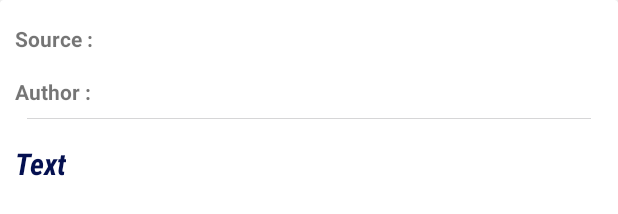
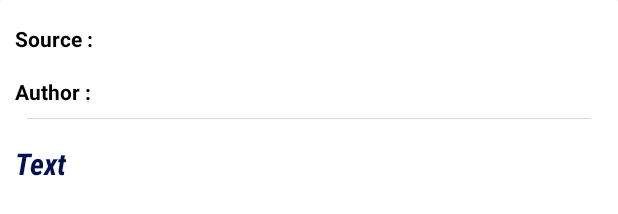
Before and after one commit to Sagnik-Das-03/News24x7, an Android app: the layout news_item.xml on its own in the app's theme, with its tools: preview values and no code run, on a phone screen of 412 x 824 dp. Shown: the top 214 px of the screen. Run offline under Robolectric (Android 15) with nearby library versions, the phone set to English and light mode, and no system bars; plain views replace NeumorphCardView.

```diff
--- a/app/src/main/res/layout/news_item.xml
+++ b/app/src/main/res/layout/news_item.xml
@@ -14,13 +14,14 @@
         app:layout_constraintEnd_toEndOf="parent"
         app:layout_constraintStart_toStartOf="parent"
         app:layout_constraintTop_toTopOf="parent"
-        app:neumorph_shadowColorDark="#99887E7E"
-        app:neumorph_shadowColorLight="#33828485"
+        app:neumorph_shadowColorDark="@color/shadowd"
+        app:neumorph_shadowColorLight="@color/shadowl"
         app:neumorph_shapeType="flat">
 
         <androidx.constraintlayout.widget.ConstraintLayout
             android:layout_width="match_parent"
             android:layout_height="match_parent"
+            android:background="@color/bgNews"
             app:layout_constraintBottom_toBottomOf="@id/news_card"
             app:layout_constraintEnd_toEndOf="@id/news_card"
             app:layout_constraintHorizontal_bias="0.0"
@@ -36,6 +37,7 @@
                 android:paddingStart="10dp"
                 android:paddingEnd="5dp"
                 android:text="@string/Source"
+                android:textColor="@color/tvColor"
                 android:textStyle="bold"
                 app:layout_constraintStart_toStartOf="parent"
                 app:layout_constraintTop_toTopOf="parent" />
@@ -45,7 +47,7 @@
                 android:layout_width="wrap_content"
                 android:layout_height="wrap_content"
                 android:layout_marginStart="24dp"
-                android:textColor="#03115E"
+                android:textColor="@color/tvColor2"
                 android:textStyle="bold|italic"
                 app:layout_constraintBottom_toBottomOf="@+id/tvSrc"
                 app:layout_constraintStart_toEndOf="@+id/tvSrc"
@@ -59,6 +61,7 @@
                 android:paddingStart="10dp"
                 android:paddingEnd="5dp"
                 android:text="@string/Author"
+                android:textColor="@color/tvColor"
                 android:textStyle="bold"
                 app:layout_constraintStart_toStartOf="parent"
                 app:layout_constraintTop_toBottomOf="@+id/tvSrc" />
@@ -68,7 +71,7 @@
                 android:layout_width="wrap_content"
                 android:layout_height="wrap_content"
                 android:layout_marginStart="24dp"
-                android:textColor="#03115E"
+                android:textColor="@color/tvColor2"
                 android:textStyle="bold|italic"
                 app:layout_constraintBottom_toBottomOf="@+id/tvAuth"
                 app:layout_constraintStart_toEndOf="@+id/tvAuth"
@@ -86,7 +89,7 @@
                 android:paddingEnd="5dp"
                 android:text="Text"
                 android:textAlignment="textStart"
-                android:textColor="#041050"
+                android:textColor="@color/tvColor3"
                 android:textSize="20sp"
                 android:textStyle="bold|italic"
                 app:layout_constraintStart_toStartOf="parent"
@@ -99,7 +102,7 @@
                 android:layout_marginStart="8dp"
                 android:layout_marginTop="8dp"
                 android:layout_marginEnd="8dp"
-                android:layout_marginBottom="8dp"
+                android:layout_marginBottom="16dp"
                 android:paddingStart="10dp"
                 android:paddingEnd="10dp"
                 android:scaleType="fitCenter"
@@ -135,7 +138,7 @@
                 android:paddingEnd="5dp"
                 android:text="TextView"
                 android:textAlignment="textStart"
-                android:textColor="#3F51B5"
+                android:textColor="@color/tvColor4"
                 android:textSize="12sp"
                 android:textStyle="bold|italic"
                 app:layout_constraintStart_toStartOf="parent"
@@ -162,11 +165,11 @@
                 android:clickable="true"
                 android:onClick="fabClick"
                 android:paddingBottom="10dp"
-                app:backgroundTint="#097AD5"
+                app:backgroundTint="@color/fabShare"
                 app:layout_constraintBottom_toBottomOf="parent"
                 app:layout_constraintEnd_toEndOf="parent"
                 app:layout_constraintTop_toBottomOf="@+id/tvPublishedAt"
-                app:rippleColor="@color/teal_200"
+                app:rippleColor="@color/ripple"
                 app:srcCompat="@android:drawable/ic_menu_share"
                 tools:ignore="SpeakableTextPresentCheck" />
         </androidx.constraintlayout.widget.ConstraintLayout>
--- /dev/null
+++ b/app/src/main/res/values-night/colors.xml
@@ -0,0 +1,15 @@
+<?xml version="1.0" encoding="utf-8"?>
+<resources>
+    <color name="tvColor">#00BCD4</color>
+    <color name="tvColor2">#03A9F4</color>
+    <color name="tvColor3">#FFC107</color>
+    <color name="tvColor4">#8BC34A</color>
+    <color name="fabShare">#009688</color>
+    <color name="ripple">@color/purple_700</color>
+    <color name="bgNews">#FF080E30</color>
+    <color name="etText">#FFC107</color>
+    <color name="etBG">#030E49</color>
+    <color name="shadowd">#3F51B5</color>
+    <color name="shadowl">#80F44336</color>
+    <color name="mainlayoutBG">#10002C</color>
+</resources>
--- a/app/src/main/res/values-night/themes.xml
+++ b/app/src/main/res/values-night/themes.xml
@@ -1,6 +1,6 @@
 <resources xmlns:tools="http://schemas.android.com/tools">
     <!-- Base application theme. -->
-    <style name="Theme.News24" parent="Theme.MaterialComponents.DayNight.DarkActionBar">
+    <style name="Theme.News24" parent="Theme.MaterialComponents.DayNight.NoActionBar">
         <!-- Primary brand color. -->
         <item name="colorPrimary">@color/purple_200</item>
         <item name="colorPrimaryVariant">@color/purple_700</item>
--- a/app/src/main/res/values/colors.xml
+++ b/app/src/main/res/values/colors.xml
@@ -7,4 +7,16 @@
     <color name="teal_700">#FF018786</color>
     <color name="black">#FF000000</color>
     <color name="white">#FFFFFFFF</color>
+    <color name="tvColor">#FF000000</color>
+    <color name="tvColor2">#03115E</color>
+    <color name="tvColor3">#041050</color>
+    <color name="tvColor4">#3F51B5</color>
+    <color name="fabShare">#097AD5</color>
+    <color name="ripple">@color/teal_200</color>
+    <color name="bgNews">@color/white</color>
+    <color name="etText">#1B093C</color>
+    <color name="etBG">@color/white</color>
+    <color name="shadowd">#80656565</color>
+    <color name="shadowl">#40737373</color>
+    <color name="mainlayoutBG">@color/white</color>
 </resources>
```
Also changed, not shown: app/src/main/res/layout/activity_main.xml (+16 -4 lines).
